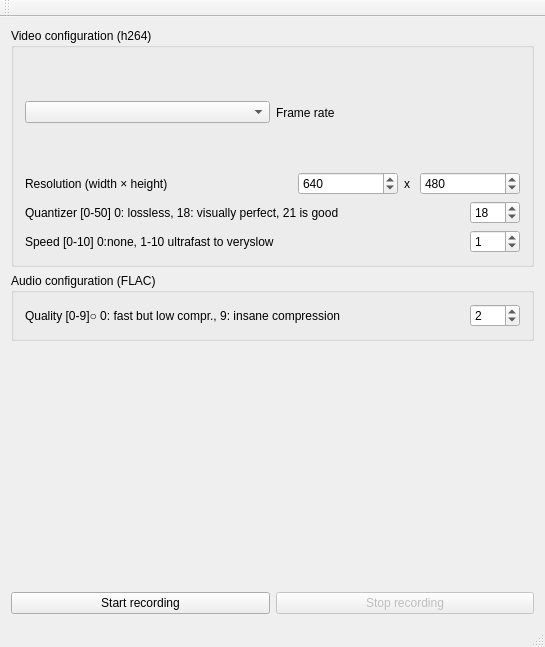
Before: the Qt Designer form tvmainwindow.ui in Drograr/time-video-project, drawn with Qt 5.
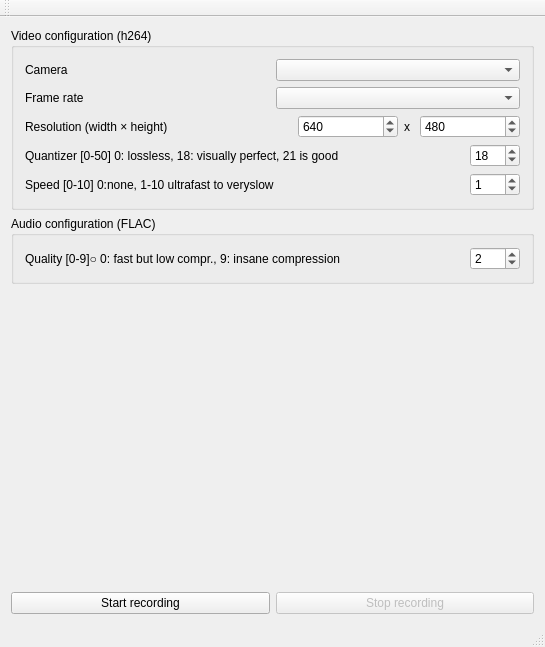
After: the same form once the commit is applied.

The edit to the form file:
```diff
--- a/tvmainwindow.ui
+++ b/tvmainwindow.ui
@@ -27,11 +27,22 @@
        <property name="sizeConstraint">
         <enum>QLayout::SetMinAndMaxSize</enum>
        </property>
+       <item>
+        <layout class="QHBoxLayout" name="horizontalLayout_7">
+         <item>
+          <widget class="QLabel" name="label_7">
+           <property name="text">
+            <string>Camera</string>
+           </property>
+          </widget>
+         </item>
+         <item>
+          <widget class="QComboBox" name="CameracomboBox"/>
+         </item>
+        </layout>
+       </item>
        <item>
         <layout class="QHBoxLayout" name="horizontalLayout_6">
-         <item>
-          <widget class="QComboBox" name="videoComboBox"/>
-         </item>
          <item>
           <widget class="QLabel" name="label_6">
            <property name="text">
@@ -39,6 +50,9 @@
            </property>
           </widget>
          </item>
+         <item>
+          <widget class="QComboBox" name="videoComboBox"/>
+         </item>
         </layout>
        </item>
        <item>
```
